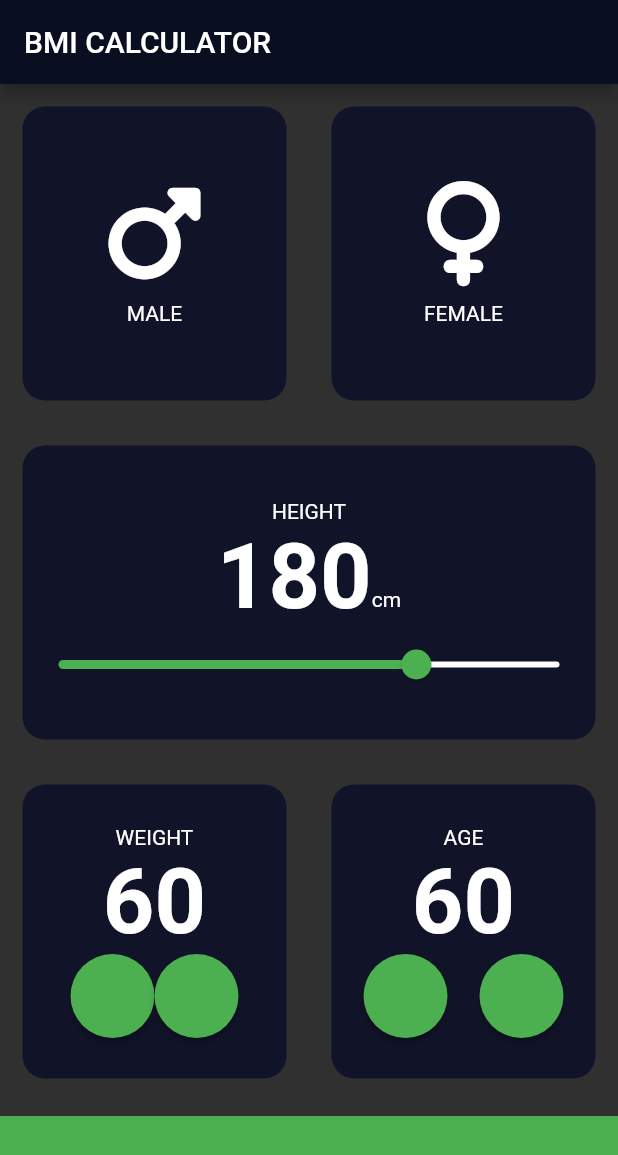
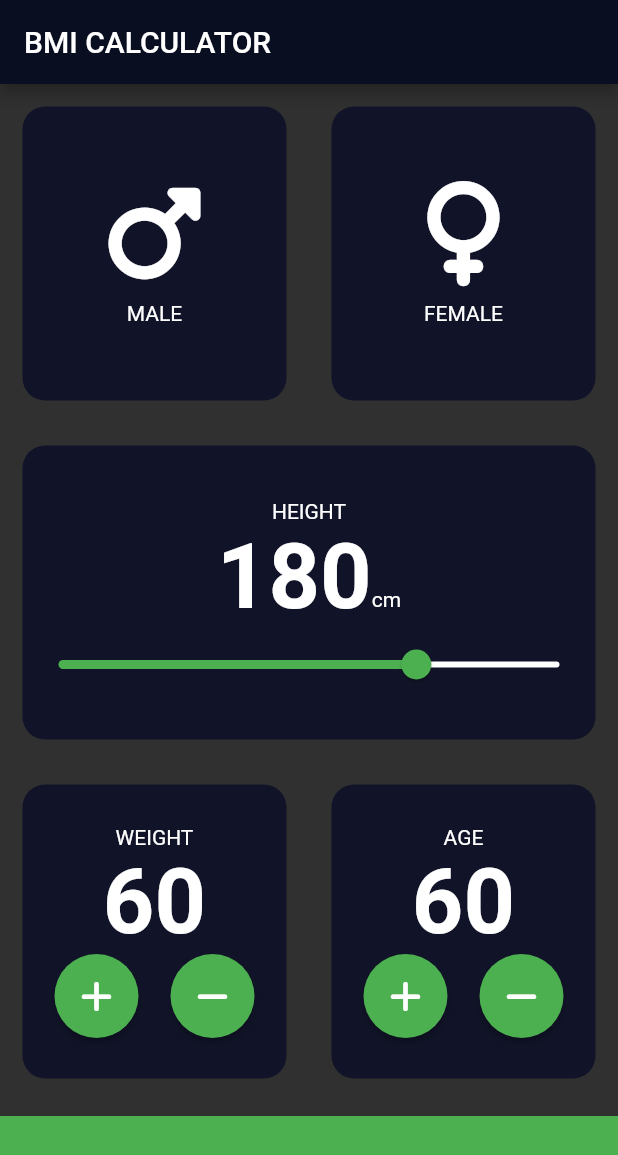
Before and after one commit to harsh-ws/BMI-Index, a Flutter app: the screen it shows after launch, on a phone screen of 412 x 824 dp. Shown: the top 1155 px of the screen. Run offline on Flutter 3.47's test engine with Material 2 defaults, Android fonts, the phone set to English and light mode, and no system bars; our stand-ins replace font_awesome_flutter.

Commit message:
added icons to increment/decrement buttons in cards Age & Weight

```diff
--- a/lib/input_page.dart
+++ b/lib/input_page.dart
@@ -191,16 +191,10 @@ class _InputPageState extends State<InputPage> {
                         Row(
                           mainAxisAlignment: MainAxisAlignment.spaceEvenly,
                           children: <Widget>[
-                              Row(
-                                mainAxisAlignment:
-                                    MainAxisAlignment.spaceEvenly,
-                                children: <Widget>[
-                                  RoundIconButton(),
-                                  RoundIconButton()
+                            RoundIconButton(FontAwesomeIcons.plus),
+                            RoundIconButton(FontAwesomeIcons.minus),
                           ],
                         ),
-                            ],
-                          )
                       ],
                     ),
                   ),
@@ -226,11 +220,11 @@ class _InputPageState extends State<InputPage> {
                         ),
                         Row(
                           mainAxisAlignment: MainAxisAlignment.spaceEvenly,
-                            children: <Widget>[
-                              RoundIconButton(),
-                              RoundIconButton()
+                          children: [
+                            RoundIconButton(FontAwesomeIcons.plus),
+                            RoundIconButton(FontAwesomeIcons.minus),
                           ],
-                          ),
+                        )
                       ],
                     ),
                   ),
@@ -245,7 +239,8 @@ class _InputPageState extends State<InputPage> {
             width: double.infinity,
           )
         ],
-        ));
+      ),
+    );
   }
 }
 
@@ -267,17 +262,14 @@ class ReusableCard extends StatelessWidget {
   }
 }
 
-class RoundIconButton extends StatefulWidget {
-  const RoundIconButton({Key? key}) : super(key: key);
-
+class RoundIconButton extends StatelessWidget {
+  const RoundIconButton(this.icon);
+  final IconData icon;
   @override
-  State<RoundIconButton> createState() => _RoundIconButtonState();
-}
-
-class _RoundIconButtonState extends State<RoundIconButton> {
   @override
   Widget build(BuildContext context) {
     return RawMaterialButton(
+      child: Icon(icon),
       onPressed: () {},
       shape: CircleBorder(),
       fillColor: Colors.green,
@@ -288,26 +280,3 @@ class _RoundIconButtonState extends State<RoundIconButton> {
     );
   }
 }
-
-/*
-ReusableCard(
-                      color: Colors.white,
-                      cardChild: Column(
-                        mainAxisAlignment: MainAxisAlignment.center,
-                        children: const <Widget>[
-                          Icon(
-                            FontAwesomeIcons.mars,
-                            size: 70,
-                          ),
-                          SizedBox(
-                            height: 10,
-                          ),
-                          Text(
-                            'MALE',
-                            style: TextStyle(color: Colors.white),
-                          ),
-                        ],
-                      ),
-                    )
-
- */
```
Lines whose indentation alone changed are shown as unchanged.
